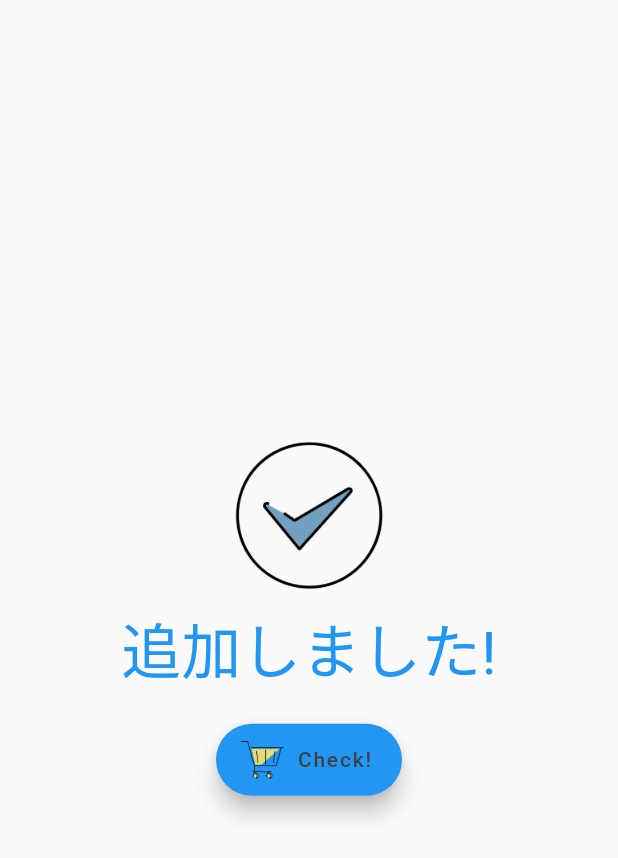
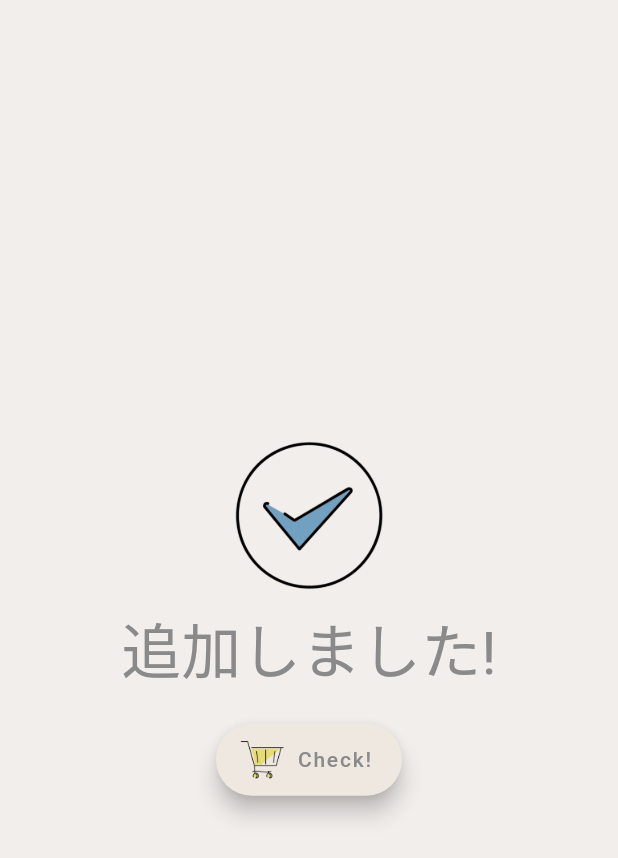
Before and after one commit to shin-shin-01/flutter, a Flutter app: the SuccessScreen screen opened by its route, on a phone screen of 412 x 824 dp. Shown: the top 858 px of the screen. Run offline on Flutter 3.47's test engine with Material 2 defaults, Android fonts, the phone set to English and light mode, and no system bars; our stand-ins replace flutter_dotenv, flutter_spinkit, get_it, google_fonts, liquid_progress_indicator, stacked; missing offline and left inert: flutter_form_bloc, flutter_line_sdk; network calls fail.

Commit message:
refactor: color beige

```diff
--- a/lib/services/configuration.dart
+++ b/lib/services/configuration.dart
@@ -13,47 +13,92 @@ class ConfigurationService {
     return 'LINEAuthorization';
   }
 
-  static int primaryColor = 0xff3f3f3f;
+  static String colorTheme = "beige";
+
+  static Map<String, Map<String, int>> colors = {
+    "beige": {
+      "primaryColor": 0xffEEE8E1,
+
+      /// 選択: 濃い色
+      "secondColor": 0xff9E837B,
+
+      /// 濃いベージュ
+      "naviBackgroundColor": 0xffD3C3BF,
+      "bottomNaviBackgroundColor": 0xffD3C3BF,
+
+      /// ライトベージュ
+      "listColor": 0xffEEE8E1,
+      "formColor": 0xffEEE8E1,
+      "buttonBackground": 0xffEEE8E1,
+
+      "formFocusColor": 0xffffffff,
+
+      /// 薄い灰色
+      "backgroundColor": 0xffF2EEEC,
+
+      /// 灰色
+      "font": 0xff8A8A8A,
+    },
+    "dark": {}
+  };
 
   final app_color = {
-    "primaryColor": Color(primaryColor),
-    "text": Color(primaryColor),
+    "text": Color(colors[colorTheme]["font"]),
 
     /// appBar
-    "appBarBackground": Colors.grey.withOpacity(0.9),
+    "appBarBackground": Color(colors[colorTheme]["naviBackgroundColor"]),
     "appBarIconBackground": Colors.transparent,
 
+    /// appBottom
+    "bottomBackground": Color(colors[colorTheme]["bottomNaviBackgroundColor"]),
+
     /// sideMenu
-    "sideMenuHeader": Colors.grey.withOpacity(0.9),
+    "sideMenuHeader":
+        Color(colors[colorTheme]["naviBackgroundColor"]).withOpacity(0.9),
 
     /// progressBar
-    "progressBar": Color(primaryColor).withAlpha(150),
-    "progressBarBackground": Colors.white,
-    "progressBarBorder": Color(primaryColor),
+    "progressBar": Color(colors[colorTheme]["secondColor"]).withAlpha(150),
+    "progressBarBackground":
+        Color(colors[colorTheme]["primaryColor"]).withAlpha(150),
+    "progressBarBorder": Color(colors[colorTheme]["secondColor"]),
 
     /// successScreen
-    "successButtonBackground": Colors.white,
+    "successButtonBackground": Color(colors[colorTheme]["buttonBackground"]),
+    "successBackground": Color(colors[colorTheme]["backgroundColor"]),
+
+    /// waitingForScreen
+    "waitingBackground": Color(colors[colorTheme]["backgroundColor"]),
 
     /// Loading
-    "loadingBackground": Color(primaryColor).withAlpha(150),
+    "loadingBackground": Color(colors[colorTheme]["primaryColor"]),
     "loadingIcon": Colors.white,
 
-    /// Category
-    "categoryAppBarBackground": Colors.white,
-    "categoryAppBarTabIndicator": Colors.green,
-    "categoryAppBarTabLabel": Colors.green,
+    /// Category appBar
+    "categoryAppBarBackground":
+        Color(colors[colorTheme]["naviBackgroundColor"]),
+    "categoryAppBarTabIndicator": Color(colors[colorTheme]["secondColor"]),
+    "categoryAppBarTabLabel": Color(colors[colorTheme]["secondColor"]),
     "categoryAppBarTabUnselectedLabel": Colors.grey,
 
+    /// Category body
+    "categoryBodyBackground": Color(colors[colorTheme]["backgroundColor"]),
+
+    /// wishTile
+    "wishTileBackground": Color(colors[colorTheme]["listColor"]),
+    "wishTileFont": Color(colors[colorTheme]["font"]),
+
     /// dialog
-    "dialogBackground": Colors.white,
-    "dialogBorder": Colors.grey,
+    "dialogBackground": Color(colors[colorTheme]["backgroundColor"]),
+    "dialogBorder": Color(colors[colorTheme]["font"]),
 
     /// CreateWish
-    "createWishSubmitBackground": Colors.blue.withOpacity(0.2),
-    "createWishBackgound": Colors.white,
-
-    /// Root
-    "rootBackground": Color(0xffdfefff),
+    "createWishSubmitBackground": Color(colors[colorTheme]["buttonBackground"]),
+    "createWishAppBarBackgound":
+        Color(colors[colorTheme]["naviBackgroundColor"]),
+    "createWishBodyBackground": Color(colors[colorTheme]["backgroundColor"]),
+    "createWishFormBackground": Color(colors[colorTheme]["formColor"]),
+    "createFormFocusColor": Color(colors[colorTheme]["formFocusColor"]),
+    "createWishFont": Color(colors[colorTheme]["font"]),
   };
 
   Map get appColor => app_color;
--- a/lib/shared/success_screen.dart
+++ b/lib/shared/success_screen.dart
@@ -13,6 +13,7 @@ class SuccessScreen extends StatelessWidget {
   Widget build(BuildContext context) {
     /// TODO: 値を直接指定しすぎ
     return Scaffold(
+        backgroundColor: _config.appColor["successBackground"],
         body: Center(
           child: Column(
             mainAxisAlignment: MainAxisAlignment.center,
@@ -25,8 +26,7 @@ class SuccessScreen extends StatelessWidget {
               SizedBox(height: 10),
               Text(
                 '追加しました!',
-            style:
-                TextStyle(fontSize: 40, color: Theme.of(context).primaryColor),
+                style: TextStyle(fontSize: 40, color: _config.appColor["text"]),
                 textAlign: TextAlign.center,
               ),
               SizedBox(height: 20),
@@ -40,7 +40,7 @@ class SuccessScreen extends StatelessWidget {
                   'Check!',
                   style: TextStyle(color: _config.appColor["text"]),
                 ),
-            backgroundColor: _config.appColor["successBackground"],
+                backgroundColor: _config.appColor["successButtonBackground"],
                 onPressed: () => _navigation.pushAndReplace(routeName: '/root'),
               ),
             ],
--- a/lib/shared/waitingfor_screen.dart
+++ b/lib/shared/waitingfor_screen.dart
@@ -7,6 +7,7 @@ class WaitingforScreen extends StatelessWidget {
   @override
   Widget build(BuildContext context) {
     return Scaffold(
+        backgroundColor: _config.appColor["waitingBackground"],
         body: Center(
           child: Column(
             mainAxisAlignment: MainAxisAlignment.center,
--- a/lib/ui/category/category_view.dart
+++ b/lib/ui/category/category_view.dart
@@ -45,6 +45,7 @@ class CategoryView extends StatelessWidget {
               children: category_tabs
                   .map((tab) => _wishList(context, model, tab.text))
                   .toList()),
+          backgroundColor: _config.appColor["categoryBodyBackground"],
         ));
   }
 
@@ -63,9 +64,11 @@ class CategoryView extends StatelessWidget {
     /// TODO: 適当に決めたので修正
     final double topDownPaddingSize = 20.0 - wish.star * 2.0;
     final double leftPaddingSize = 1.1 * (5.0 - wish.star);
+    final _config = servicesLocator<ConfigurationService>();
 
     return Card(
       child: ListTile(
+        tileColor: _config.appColor["wishTileBackground"],
         leading: Padding(
           padding: EdgeInsets.only(
               left: leftPaddingSize,
@@ -73,7 +76,8 @@ class CategoryView extends StatelessWidget {
               bottom: topDownPaddingSize),
           child: Image.asset("images/heart.png"),
         ),
-        title: Text(wish.name),
+        title: Text(wish.name,
+            style: TextStyle(color: _config.appColor["wishTileFont"])),
 
         /// 削除ボタン
         trailing: IconButton(
--- a/lib/ui/create_wish/create_wish_view.dart
+++ b/lib/ui/create_wish/create_wish_view.dart
@@ -29,7 +29,8 @@ class CreateWishView extends StatelessWidget {
                 appBar: AppBar(
                   title: Text("Create Wish!",
                       style: TextStyle(color: _config.appColor["text"])),
-                  backgroundColor: _config.appColor["createWishBackgound"],
+                  backgroundColor:
+                      _config.appColor["createWishAppBarBackgound"],
                 ),
                 body: FormBlocListener<CreateWishFormBloc, String, String>(
                   /// 成功時の処理
@@ -39,6 +40,7 @@ class CreateWishView extends StatelessWidget {
                   onFailure: (context, state) {},
                   child: FormView(),
                 ),
+                backgroundColor: _config.appColor["createWishBodyBackground"],
               ));
         }));
   }
--- a/lib/ui/root/root_view.dart
+++ b/lib/ui/root/root_view.dart
@@ -22,6 +22,7 @@ class RootView extends StatelessWidget {
         bottomNavigationBar: BottomNavigationBar(
           type: BottomNavigationBarType.fixed,
           // selectedItemColor: Colors.amber[800],
+          backgroundColor: _config.appColor["bottomBackground"],
           showSelectedLabels: false,
           showUnselectedLabels: false,
           items: model.bottomNavigationBarItems,
@@ -29,7 +30,6 @@ class RootView extends StatelessWidget {
           onTap: model.onItemTapped,
         ),
         body: model.selectedWidget,
-        backgroundColor: _config.appColor["rootBackground"],
         // TODO: imple this
         // floatingActionButton: FloatingActionButton(
         //   onPressed: () => model.onPlusButtomTapped(),
```
Also changed, not shown: lib/ui/create_wish/create_wish_form.dart (+16 -1 lines). Lines whose indentation alone changed are shown as unchanged.
